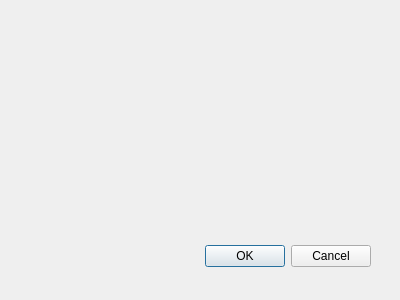
Above: NetworkedOpenGL/serverdialog.ui from htmlboss/Qt-Networked-OpenGL before the change. Below: the same form after it.
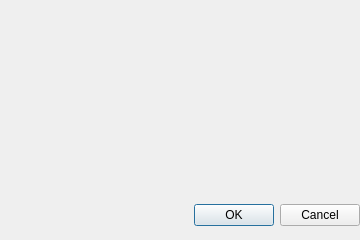
That is the form after the change.

Commit message: Started work on ServerDialog UI behaviour.

```diff
--- a/NetworkedOpenGL/serverdialog.ui
+++ b/NetworkedOpenGL/serverdialog.ui
@@ -6,20 +6,44 @@
    <rect>
     <x>0</x>
     <y>0</y>
-    <width>400</width>
-    <height>300</height>
+    <width>360</width>
+    <height>240</height>
    </rect>
   </property>
+  <property name="sizePolicy">
+   <sizepolicy hsizetype="Fixed" vsizetype="Fixed">
+    <horstretch>0</horstretch>
+    <verstretch>0</verstretch>
+   </sizepolicy>
+  </property>
+  <property name="minimumSize">
+   <size>
+    <width>360</width>
+    <height>240</height>
+   </size>
+  </property>
+  <property name="maximumSize">
+   <size>
+    <width>360</width>
+    <height>240</height>
+   </size>
+  </property>
   <property name="windowTitle">
    <string>Dialog</string>
   </property>
+  <property name="sizeGripEnabled">
+   <bool>false</bool>
+  </property>
+  <property name="modal">
+   <bool>true</bool>
+  </property>
   <widget class="QDialogButtonBox" name="buttonBox">
    <property name="geometry">
     <rect>
-     <x>30</x>
-     <y>240</y>
-     <width>341</width>
-     <height>32</height>
+     <x>0</x>
+     <y>190</y>
+     <width>360</width>
+     <height>51</height>
     </rect>
    </property>
    <property name="orientation">
```
The commit also changes 2 other files.
